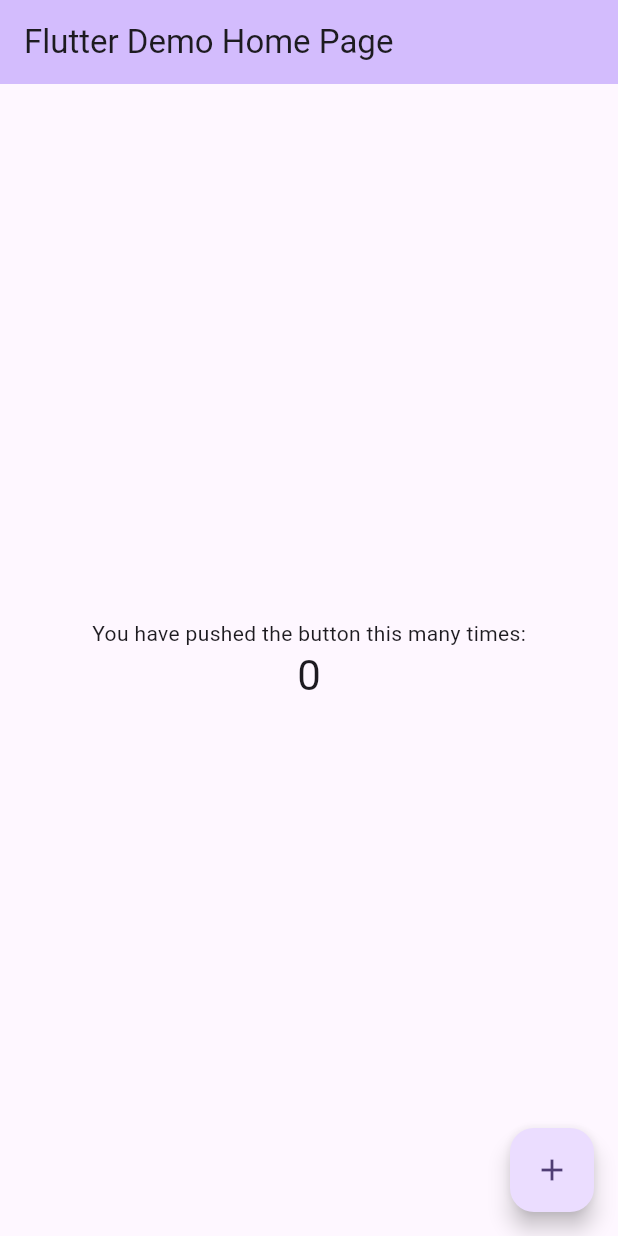
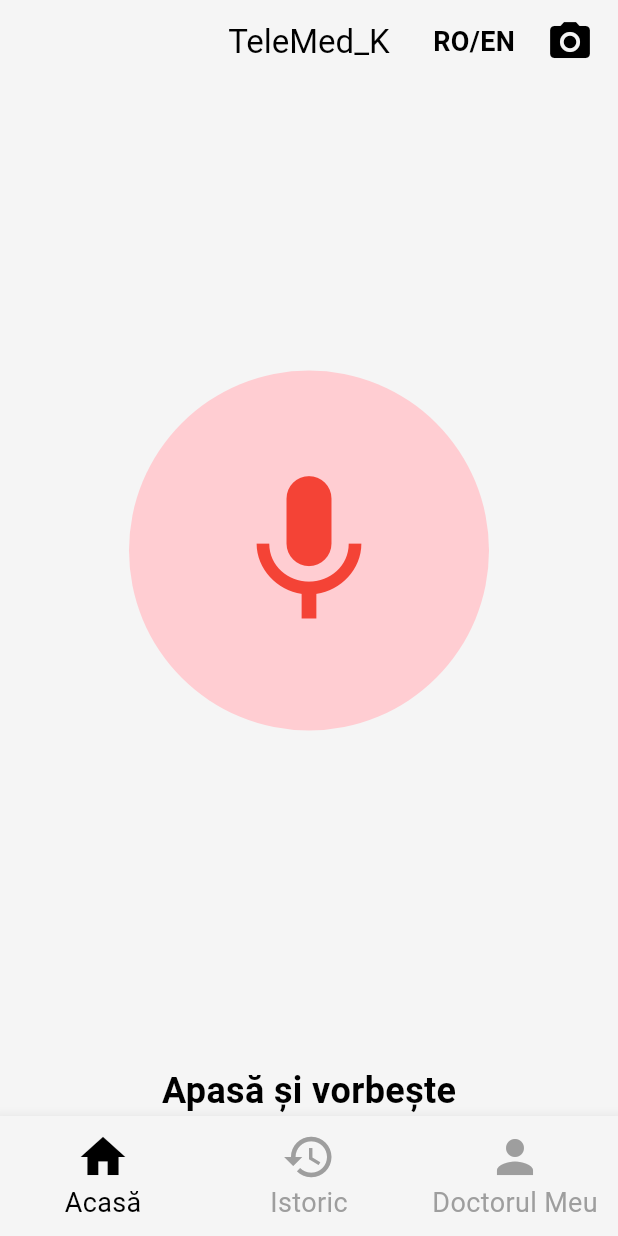
Before and after one commit to RaresBGH/TeleMed_Hearth, a Flutter app: the screen it shows after launch, on a phone screen of 412 x 824 dp. Run offline on Flutter 3.47's test engine with Material 3 defaults, Android fonts, the phone set to English and light mode, and no system bars; our stand-ins replace flutter_riverpod.

Commit message:
feat: implement Triage Flow UI screens and accessible structural overrides

```diff
--- a/lib/main.dart
+++ b/lib/main.dart
@@ -1,122 +1,52 @@
+// Licensed under the Creative Commons Attribution 4.0 International License (CC-BY 4.0)
+// You may obtain a copy of the License at https://creativecommons.org/licenses/by/4.0/
+//
+// TeleMed_K: Offline-first telemedicine app for seniors
+
 import 'package:flutter/material.dart';
+import 'package:flutter_riverpod/flutter_riverpod.dart';
+
+import 'core/providers/app_navigation_provider.dart';
+import 'ui/theme/theme.dart';
+import 'ui/screens/home_screen.dart';
+import 'ui/screens/confirmation_screen.dart';
+import 'ui/screens/emergency_screen.dart';
 
 void main() {
-  runApp(const MyApp());
+  runApp(
+    const ProviderScope(
+      child: TeleMedApp(),
+    ),
+  );
 }
 
-class MyApp extends StatelessWidget {
-  const MyApp({super.key});
+class TeleMedApp extends ConsumerWidget {
+  const TeleMedApp({super.key});
 
-  // This widget is the root of your application.
   @override
-  Widget build(BuildContext context) {
+  Widget build(BuildContext context, WidgetRef ref) {
+    // Dynamic routing relying strictly on AppNavigationNotifier mappings overrides
+    // triggered by AI logic constraints.
+    final currentRoute = ref.watch(appNavigationProvider);
+
+    Widget screen;
+    switch (currentRoute) {
+      case AppRoute.emergency:
+        screen = const EmergencyScreen();
+        break;
+      case AppRoute.confirmation:
+        screen = const ConfirmationScreen();
+        break;
+      case AppRoute.home:
+        screen = const HomeScreen();
+        break;
+    }
+
     return MaterialApp(
-      title: 'Flutter Demo',
-      theme: ThemeData(
-        // This is the theme of your application.
-        //
-        // TRY THIS: Try running your application with "flutter run". You'll see
-        // the application has a purple toolbar. Then, without quitting the app,
-        // try changing the seedColor in the colorScheme below to Colors.green
-        // and then invoke "hot reload" (save your changes or press the "hot
-        // reload" button in a Flutter-supported IDE, or press "r" if you used
-        // the command line to start the app).
-        //
-        // Notice that the counter didn't reset back to zero; the application
-        // state is not lost during the reload. To reset the state, use hot
-        // restart instead.
-        //
-        // This works for code too, not just values: Most code changes can be
-        // tested with just a hot reload.
-        colorScheme: .fromSeed(seedColor: Colors.deepPurple),
-      ),
-      home: const MyHomePage(title: 'Flutter Demo Home Page'),
+      title: 'TeleMed_K',
+      theme: AppTheme.lightTheme,
+      home: screen,
+      debugShowCheckedModeBanner: false,
     );
   }
 }
-
-class MyHomePage extends StatefulWidget {
-  const MyHomePage({super.key, required this.title});
-
-  // This widget is the home page of your application. It is stateful, meaning
-  // that it has a State object (defined below) that contains fields that affect
-  // how it looks.
-
-  // This class is the configuration for the state. It holds the values (in this
-  // case the title) provided by the parent (in this case the App widget) and
-  // used by the build method of the State. Fields in a Widget subclass are
-  // always marked "final".
-
-  final String title;
-
-  @override
-  State<MyHomePage> createState() => _MyHomePageState();
-}
-
-class _MyHomePageState extends State<MyHomePage> {
-  int _counter = 0;
-
-  void _incrementCounter() {
-    setState(() {
-      // This call to setState tells the Flutter framework that something has
-      // changed in this State, which causes it to rerun the build method below
-      // so that the display can reflect the updated values. If we changed
-      // _counter without calling setState(), then the build method would not be
-      // called again, and so nothing would appear to happen.
-      _counter++;
-    });
-  }
-
-  @override
-  Widget build(BuildContext context) {
-    // This method is rerun every time setState is called, for instance as done
-    // by the _incrementCounter method above.
-    //
-    // The Flutter framework has been optimized to make rerunning build methods
-    // fast, so that you can just rebuild anything that needs updating rather
-    // than having to individually change instances of widgets.
-    return Scaffold(
-      appBar: AppBar(
-        // TRY THIS: Try changing the color here to a specific color (to
-        // Colors.amber, perhaps?) and trigger a hot reload to see the AppBar
-        // change color while the other colors stay the same.
-        backgroundColor: Theme.of(context).colorScheme.inversePrimary,
-        // Here we take the value from the MyHomePage object that was created by
-        // the App.build method, and use it to set our appbar title.
-        title: Text(widget.title),
-      ),
-      body: Center(
-        // Center is a layout widget. It takes a single child and positions it
-        // in the middle of the parent.
-        child: Column(
-          // Column is also a layout widget. It takes a list of children and
-          // arranges them vertically. By default, it sizes itself to fit its
-          // children horizontally, and tries to be as tall as its parent.
-          //
-          // Column has various properties to control how it sizes itself and
-          // how it positions its children. Here we use mainAxisAlignment to
-          // center the children vertically; the main axis here is the vertical
-          // axis because Columns are vertical (the cross axis would be
-          // horizontal).
-          //
-          // TRY THIS: Invoke "debug painting" (choose the "Toggle Debug Paint"
-          // action in the IDE, or press "p" in the console), to see the
-          // wireframe for each widget.
-          mainAxisAlignment: .center,
-          children: [
-            const Text('You have pushed the button this many times:'),
-            Text(
-              '$_counter',
-              style: Theme.of(context).textTheme.headlineMedium,
-            ),
-          ],
-        ),
-      ),
-      floatingActionButton: FloatingActionButton(
-        onPressed: _incrementCounter,
-        tooltip: 'Increment',
-        child: const Icon(Icons.add),
-      ),
-    );
-  }
-}
--- /dev/null
+++ b/lib/ui/screens/home_screen.dart
@@ -0,0 +1,88 @@
+// Licensed under the Creative Commons Attribution 4.0 International License (CC-BY 4.0)
+// You may obtain a copy of the License at https://creativecommons.org/licenses/by/4.0/
+//
+// TeleMed_K: Offline-first telemedicine app for seniors
+
+import 'dart:io';
+import 'package:flutter/material.dart';
+import 'package:flutter_riverpod/flutter_riverpod.dart';
+import '../theme/theme.dart';
+import '../../core/providers/medical_session_provider.dart';
+
+class HomeScreen extends ConsumerWidget {
+  const HomeScreen({super.key});
+
+  @override
+  Widget build(BuildContext context, WidgetRef ref) {
+    final sessionState = ref.watch(medicalSessionProvider);
+
+    return Scaffold(
+      appBar: AppBar(
+        title: const Text('TeleMed_K'),
+        actions: [
+          AccessibleTouchTarget(
+            semanticLabel: 'Schimbă Limba / Change Language',
+            onTap: () {}, // Future toggle implementation
+            child: const Text('RO/EN', style: TextStyle(fontWeight: FontWeight.bold)),
+          ),
+          AccessibleTouchTarget(
+            semanticLabel: 'Deschide Camera',
+            onTap: () {}, // Future camera routing
+            child: const Icon(Icons.camera_alt, size: 32),
+          ),
+        ],
+      ),
+      body: SafeArea(
+        child: Center(
+          child: Column(
+            mainAxisAlignment: MainAxisAlignment.center,
+            children: [
+              if (sessionState == SessionState.processing)
+                const CircularProgressIndicator(color: AppTheme.textPrimary)
+              else
+                Flexible(
+                  child: AccessibleTouchTarget(
+                    semanticLabel: 'Apasă pentru a vorbi cu asistentul',
+                    onTap: () {
+                      ref.read(medicalSessionProvider.notifier).startRecording();
+
+                      // Mocking an audio processing flow wait
+                      Future.delayed(const Duration(seconds: 1), () {
+                        final dummyAudio = File('dummy_voice_path.wav');
+                        ref.read(medicalSessionProvider.notifier).processAudio(dummyAudio);
+                      });
+                    },
+                    child: Container(
+                      decoration: BoxDecoration(
+                        color: Colors.red.shade100,
+                        shape: BoxShape.circle,
+                      ),
+                      padding: const EdgeInsets.all(60.0),
+                      child: const Icon(Icons.mic, size: 120.0, color: Colors.red),
+                    ),
+                  ),
+                ),
+              const SizedBox(height: 32),
+              const Text(
+                'Apasă și vorbește',
+                style: TextStyle(fontSize: 24, fontWeight: FontWeight.bold),
+              ),
+            ],
+          ),
+        ),
+      ),
+      bottomNavigationBar: BottomNavigationBar(
+        backgroundColor: AppTheme.backgroundLight,
+        selectedItemColor: AppTheme.textPrimary,
+        unselectedItemColor: Colors.grey,
+        selectedFontSize: 18,
+        unselectedFontSize: 18,
+        items: const [
+          BottomNavigationBarItem(icon: Icon(Icons.home, size: 36), label: 'Acasă'),
+          BottomNavigationBarItem(icon: Icon(Icons.history, size: 36), label: 'Istoric'),
+          BottomNavigationBarItem(icon: Icon(Icons.person, size: 36), label: 'Doctorul Meu'),
+        ],
+      ),
+    );
+  }
+}
--- /dev/null
+++ b/lib/ui/theme/theme.dart
@@ -0,0 +1,71 @@
+// Licensed under the Creative Commons Attribution 4.0 International License (CC-BY 4.0)
+// You may obtain a copy of the License at https://creativecommons.org/licenses/by/4.0/
+//
+// TeleMed_K: Offline-first telemedicine app for seniors
+
+import 'package:flutter/material.dart';
+
+class AppTheme {
+  static const Color backgroundLight = Color(0xFFF5F5F5); // Deep off-white
+  static const Color textPrimary = Color(0xFF000000);     // Pure black text
+
+  static ThemeData get lightTheme {
+    return ThemeData(
+      scaffoldBackgroundColor: backgroundLight,
+      colorScheme: const ColorScheme.light(
+        primary: textPrimary,
+        surface: backgroundLight,
+        onSurface: textPrimary,
+      ),
+      textTheme: const TextTheme(
+        bodyLarge: TextStyle(fontSize: 22.0, color: textPrimary),
+        bodyMedium: TextStyle(fontSize: 18.0, color: textPrimary),
+        labelLarge: TextStyle(fontSize: 18.0, color: textPrimary, fontWeight: FontWeight.bold),
+      ),
+      appBarTheme: const AppBarTheme(
+        backgroundColor: backgroundLight,
+        foregroundColor: textPrimary,
+        elevation: 0,
+        centerTitle: true,
+      ),
+    );
+  }
+}
+
+/// Reusable wrapper ensuring any mapped interactive widget strictly maintains
+/// a minimum of 64x64 dp touch target for extreme accessibility constraints.
+class AccessibleTouchTarget extends StatelessWidget {
+  final Widget child;
+  final VoidCallback onTap;
+  final String semanticLabel;
+
+  const AccessibleTouchTarget({
+    super.key,
+    required this.child,
+    required this.onTap,
+    required this.semanticLabel,
+  });
+
+  @override
+  Widget build(BuildContext context) {
+    return Semantics(
+      button: true,
+      label: semanticLabel,
+      child: Material(
+        color: Colors.transparent,
+        child: InkWell(
+          onTap: onTap,
+          borderRadius: BorderRadius.circular(8.0),
+          child: Container(
+            constraints: const BoxConstraints(
+              minWidth: 64.0,
+              minHeight: 64.0,
+            ),
+            alignment: Alignment.center,
+            child: child,
+          ),
+        ),
+      ),
+    );
+  }
+}
```
Also changed, not shown: lib/ui/screens/confirmation_screen.dart (added, +44 -0 lines), lib/ui/screens/emergency_screen.dart (added, +86 -0 lines), 2 other files.
